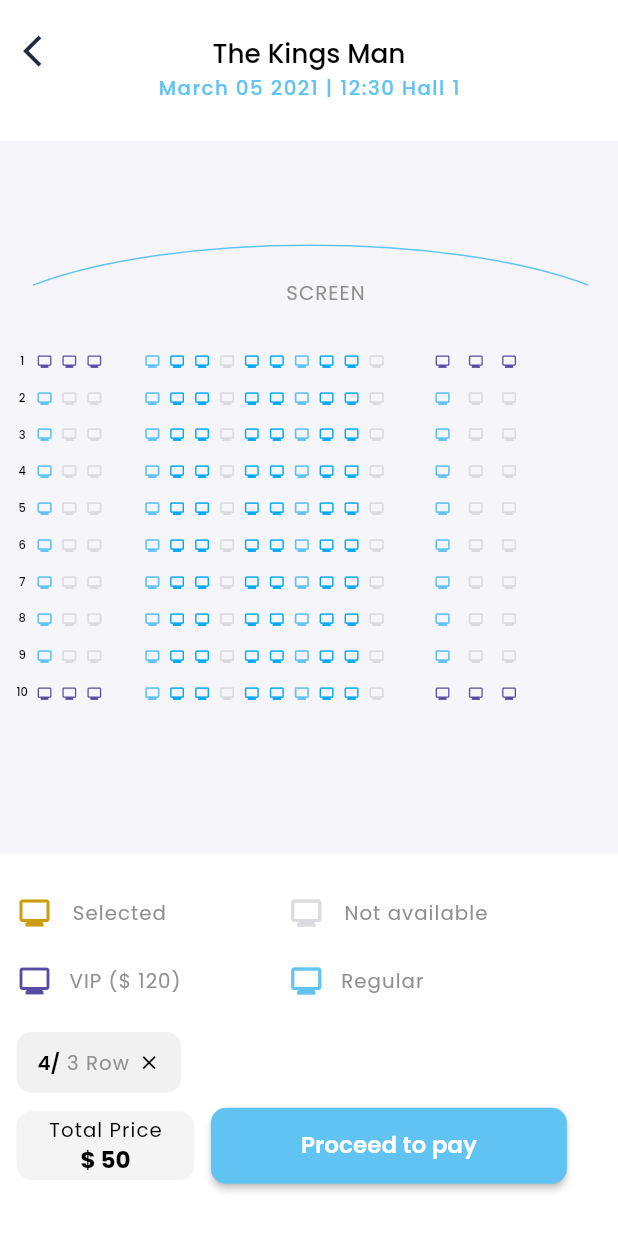
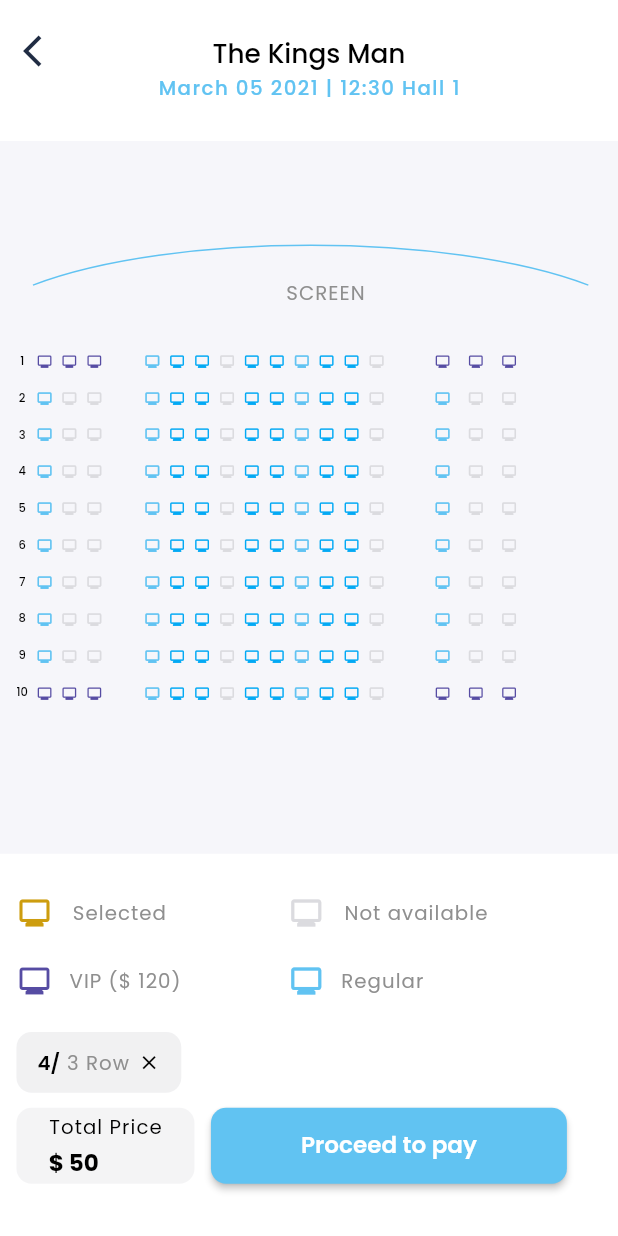
Before and after one commit to waleed-ahmed15/moviesapp-flutter, a Flutter app: the BookSeatScreen screen opened directly, on a phone screen of 412 x 824 dp. Run offline on Flutter 3.47's test engine with Material 2 defaults, Android fonts, the phone set to English and light mode, and no system bars; drawn by our look-alikes of auto_size_text; our stand-ins replace flutter_screenutil, get, youtube_player_flutter; network calls fail.

Commit message:
book_seat  screen total price button fixed

```diff
--- a/lib/screens/seats_mapping/book_seat_screen.dart
+++ b/lib/screens/seats_mapping/book_seat_screen.dart
@@ -364,10 +364,7 @@ class BookSeatScreen extends StatelessWidget {
                   SizedBox(
                     width: 10.w,
                   ),
-                  Container(
-                    height: 46,
-                    constraints: BoxConstraints(maxHeight: 46.w),
-                    child: ElevatedButton(
+                  ElevatedButton(
                     style: ElevatedButton.styleFrom(
                       backgroundColor: AppColors.light_grey.withOpacity(0.3),
                       elevation: 0,
@@ -375,9 +372,11 @@ class BookSeatScreen extends StatelessWidget {
                         borderRadius: BorderRadius.circular(10.r),
                       ),
                       fixedSize: Size(108.w, 50.h),
+                      minimumSize: Size(108.w, 50.h),
                     ),
                     child: Column(
-                        mainAxisAlignment: MainAxisAlignment.center,
+                      crossAxisAlignment: CrossAxisAlignment.start,
+                      mainAxisAlignment: MainAxisAlignment.spaceAround,
                       children: [
                         AutoSizeText(
                           'Total Price',
@@ -391,11 +390,11 @@ class BookSeatScreen extends StatelessWidget {
                               fontSize: 14.sp,
                               color: Colors.black,
                               fontFamily: 'Poppins Bold'),
+                          maxLines: 1,
                         ),
                       ],
                     ),
                     onPressed: () {},
-                    ),
                   ),
                   SizedBox(
                     width: 10.w,
@@ -407,6 +406,7 @@ class BookSeatScreen extends StatelessWidget {
                         borderRadius: BorderRadius.circular(10.r),
                       ),
                       fixedSize: Size(216.w, 50.h),
+                      // maximumSize: const Size(222, 222),
                     ),
                     child: Text('Proceed to pay', style: button_text_Style),
                     onPressed: () {},
```
Lines whose indentation alone changed are shown as unchanged.
